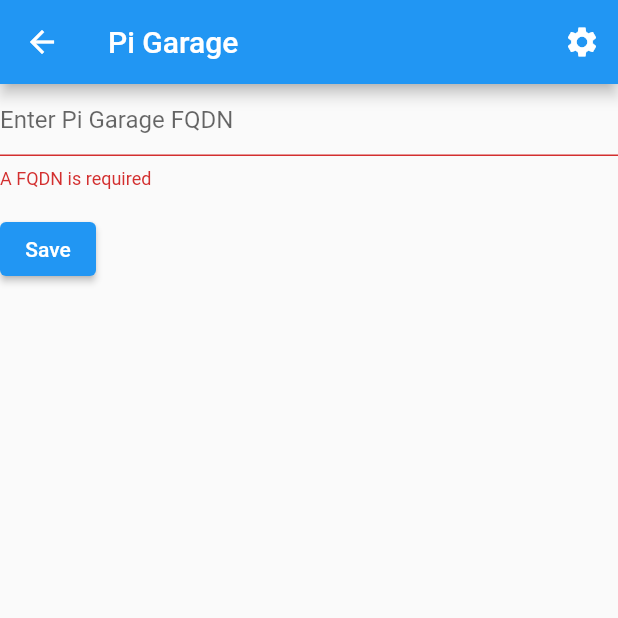
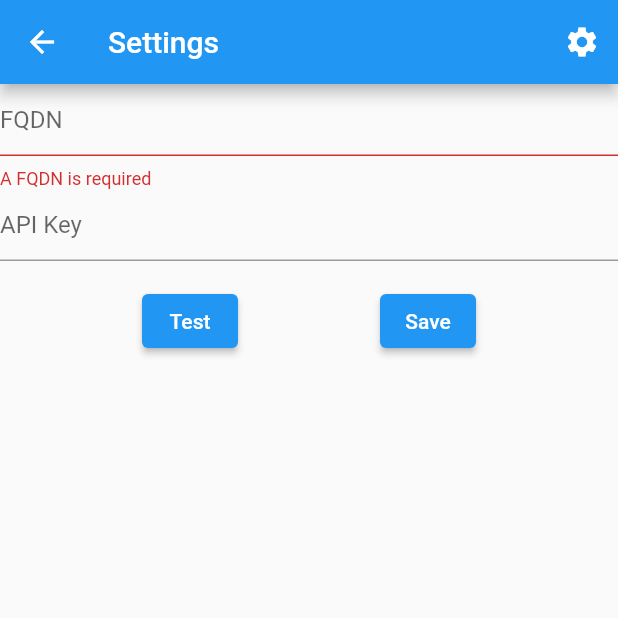
Before and after one commit to michaelgambold/pi-garage, a Flutter app: the SettingsPage screen opened by its route, after a tap on "Save", on a phone screen of 412 x 824 dp, the top half of it. Run offline on Flutter 3.47's test engine with Material 2 defaults, Android fonts, the light colour scheme and no system bars; our stand-ins replace shared_preferences; accounts and stored records are empty; network calls fail.

Commit message:
feat: Wire up settings

```diff
--- a/app/lib/main.dart
+++ b/app/lib/main.dart
@@ -1,8 +1,12 @@
 import 'package:flutter/material.dart';
 import 'pages/home_page.dart';
 import 'pages/settings_page.dart';
+import 'package:shared_preferences/shared_preferences.dart';
 
-void main() {
+SharedPreferences? sp;
+
+void main() async {
+  sp = await SharedPreferences.getInstance();
   runApp(const MyApp());
 }
 
@@ -21,7 +25,7 @@
         initialRoute: '/',
         routes: {
           '/': (context) => const HomePage(title: 'Pi Garage'),
-          '/settings': (context) => const SettingsPage(title: 'Pi Garage')
+          '/settings': (context) => const SettingsPage(title: 'Settings')
         });
   }
 }
--- /dev/null
+++ b/app/lib/my_shared_preferences.dart
@@ -0,0 +1,53 @@
+import 'package:shared_preferences/shared_preferences.dart';
+
+class MySharedPreferences {
+  MySharedPreferences._privateConstructor();
+
+  static final MySharedPreferences instance =
+      MySharedPreferences._privateConstructor();
+
+  Future<bool> containsKey(String key) async {
+    SharedPreferences myPrefs = await SharedPreferences.getInstance();
+    return myPrefs.containsKey(key);
+  }
+
+  Future<bool> getBooleanValue(String key) async {
+    SharedPreferences myPrefs = await SharedPreferences.getInstance();
+    return myPrefs.getBool(key) ?? false;
+  }
+
+  Future<int> getIntegerValue(String key) async {
+    SharedPreferences myPrefs = await SharedPreferences.getInstance();
+    return myPrefs.getInt(key) ?? 0;
+  }
+
+  Future<String> getStringValue(String key) async {
+    SharedPreferences myPrefs = await SharedPreferences.getInstance();
+    return myPrefs.getString(key) ?? "";
+  }
+
+  removeAll() async {
+    SharedPreferences myPrefs = await SharedPreferences.getInstance();
+    return myPrefs.clear();
+  }
+
+  removeValue(String key) async {
+    SharedPreferences myPrefs = await SharedPreferences.getInstance();
+    return myPrefs.remove(key);
+  }
+
+  setBooleanValue(String key, bool value) async {
+    SharedPreferences myPrefs = await SharedPreferences.getInstance();
+    myPrefs.setBool(key, value);
+  }
+
+  setIntegerValue(String key, int value) async {
+    SharedPreferences myPrefs = await SharedPreferences.getInstance();
+    myPrefs.setInt(key, value);
+  }
+
+  setStringValue(String key, String value) async {
+    SharedPreferences myPrefs = await SharedPreferences.getInstance();
+    myPrefs.setString(key, value);
+  }
+}
--- a/app/lib/pages/settings_page.dart
+++ b/app/lib/pages/settings_page.dart
@@ -1,5 +1,6 @@
 import 'package:flutter/material.dart';
-import 'package:shared_preferences/shared_preferences.dart';
+import 'package:http/http.dart' as http;
+import '../my_shared_preferences.dart';
 
 class SettingsPage extends StatefulWidget {
   const SettingsPage({Key? key, required this.title}) : super(key: key);
@@ -12,21 +13,31 @@ class SettingsPage extends StatefulWidget {
 
 class _SettingsPageState extends State<SettingsPage> {
   String _fqdn = '';
+  String _apiKey = '';
 
-  @override
-  void initState() {
-    super.initState();
-    _loadSettings();
+  _SettingsPageState() {
+    MySharedPreferences.instance
+        .getStringValue('settings_fqdn')
+        .then((value) => setState(() {
+              _fqdn = value;
+            }));
+
+    MySharedPreferences.instance
+        .getStringValue('settings_api_key')
+        .then((value) => setState(
+              () {
+                _apiKey = value;
+              },
+            ));
   }
 
-  void _loadSettings() async {
-    final prefs = await SharedPreferences.getInstance();
-    _fqdn = (prefs.getString('fqdn') ?? '');
-  }
-
-  void _saveSettings() async {
-    final prefs = await SharedPreferences.getInstance();
-    prefs.setString('fqdn', "http://pi-garage.gamboldcomputer.com.au");
+  Future<bool> _testConnection() async {
+    return http
+        .get(Uri.parse(_fqdn + '/health'))
+        .then((value) => value.statusCode == 200)
+        .catchError((error) {
+      return false;
+    });
   }
 
   @override
@@ -55,7 +66,7 @@ class _SettingsPageState extends State<SettingsPage> {
             children: <Widget>[
               TextFormField(
                 decoration: const InputDecoration(
-                  hintText: 'Enter Pi Garage FQDN',
+                  hintText: 'FQDN',
                 ),
                 validator: (String? value) {
                   if (value == null || value.isEmpty) {
@@ -63,24 +74,86 @@ class _SettingsPageState extends State<SettingsPage> {
                   }
                   return null;
                 },
+                onSaved: (value) {
+                  MySharedPreferences.instance
+                      .setStringValue('settings_fqdn', value ?? '');
+                },
+                onChanged: (value) {
+                  _fqdn = value;
+                },
+                initialValue: _fqdn,
+              ),
+              TextFormField(
+                decoration: const InputDecoration(hintText: 'API Key'),
+                initialValue: _apiKey,
+                onSaved: (value) {
+                  MySharedPreferences.instance
+                      .setStringValue('settings_api_key', value ?? '');
+                },
+                onChanged: (value) {
+                  _apiKey = value;
+                },
               ),
               Padding(
                   padding: const EdgeInsets.symmetric(vertical: 16.0),
-                child: ElevatedButton(
-                  onPressed: () {
+                  child: Row(
+                      mainAxisAlignment: MainAxisAlignment.spaceEvenly,
+                      children: [
+                        ElevatedButton(
+                            onPressed: () async {
+                              ScaffoldMessenger.of(context).clearSnackBars();
+
+                              if (await _testConnection()) {
+                                ScaffoldMessenger.of(context).showSnackBar(
+                                  const SnackBar(
+                                    content: Text('Test Successful'),
+                                  ),
+                                );
+                              } else {
+                                ScaffoldMessenger.of(context).showSnackBar(
+                                  const SnackBar(
+                                    content: Text('Test Failed'),
+                                    backgroundColor: Colors.red,
+                                  ),
+                                );
+                              }
+                            },
+                            child: const Text('Test')),
+                        ElevatedButton(
+                          onPressed: () async {
                             // Validate will return true if the form is valid, or false if
                             // the form is invalid.
                             if (_formKey.currentState!.validate()) {
-                      _saveSettings();
-                      // Process data.
+                              _formKey.currentState!.save();
+                              ScaffoldMessenger.of(context).clearSnackBars();
                               ScaffoldMessenger.of(context).showSnackBar(
-                        const SnackBar(content: Text('Saving Data')),
+                                const SnackBar(
+                                  content: Text('Settings Saved'),
+                                ),
                               );
                             }
                           },
                           child: const Text('Save'),
                         ),
-              ),
+                      ])),
+              // Padding(
+              //   padding: const EdgeInsets.symmetric(vertical: 16.0),
+              //   child: ElevatedButton(
+              //     onPressed: () async {
+              //       // Validate will return true if the form is valid, or false if
+              //       // the form is invalid.
+              //       if (_formKey.currentState!.validate()) {
+              //         _formKey.currentState!.save();
+              //         ScaffoldMessenger.of(context).showSnackBar(
+              //           const SnackBar(
+              //             content: Text('Settings Saved'),
+              //           ),
+              //         );
+              //       }
+              //     },
+              //     child: const Text('Save'),
+              //   ),
+              // ),
             ],
           ),
         ));
```
Also changed, not shown: 3 other files. Lines whose indentation alone changed are shown as unchanged.
